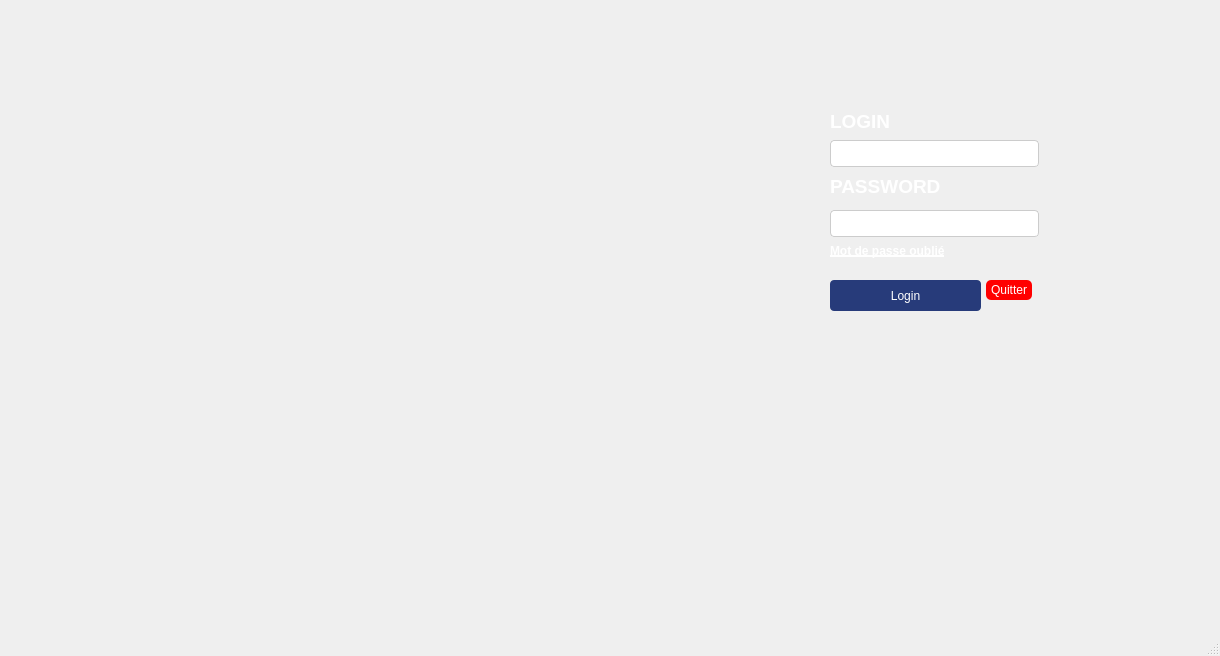
Above: mainwindow.ui from MEHDIHRAIRI/QT_CPP before the change. Below: the same form after it.
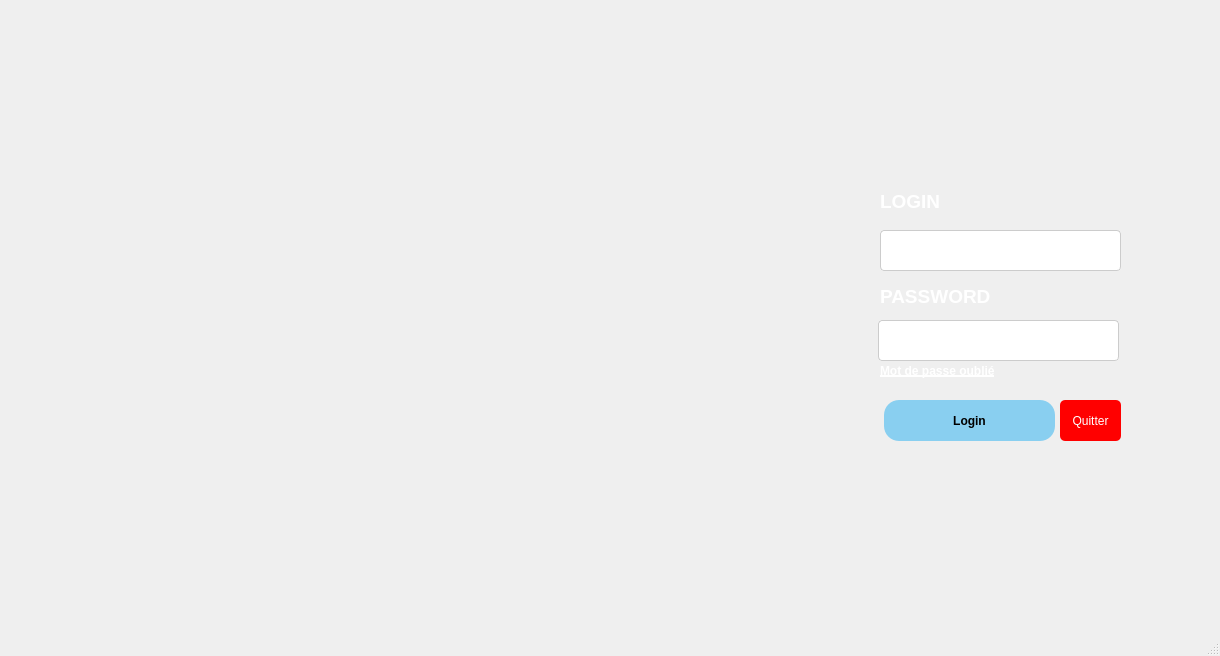
That is the form after the change.

Diff of the .ui file:
```diff
--- a/mainwindow.ui
+++ b/mainwindow.ui
@@ -17,10 +17,10 @@
    <widget class="QPushButton" name="pushButton">
     <property name="geometry">
      <rect>
-      <x>986</x>
-      <y>280</y>
-      <width>46</width>
-      <height>20</height>
+      <x>1060</x>
+      <y>400</y>
+      <width>61</width>
+      <height>41</height>
      </rect>
     </property>
     <property name="styleSheet">
@@ -36,8 +36,8 @@
    <widget class="QLabel" name="label_3">
     <property name="geometry">
      <rect>
-      <x>830</x>
-      <y>100</y>
+      <x>880</x>
+      <y>180</y>
       <width>209</width>
       <height>42</height>
      </rect>
@@ -59,10 +59,10 @@
    <widget class="QLineEdit" name="password">
     <property name="geometry">
      <rect>
-      <x>830</x>
-      <y>210</y>
-      <width>209</width>
-      <height>27</height>
+      <x>878</x>
+      <y>320</y>
+      <width>241</width>
+      <height>41</height>
      </rect>
     </property>
     <property name="styleSheet">
@@ -77,8 +77,8 @@
    <widget class="QLabel" name="label_7">
     <property name="geometry">
      <rect>
-      <x>830</x>
-      <y>170</y>
+      <x>880</x>
+      <y>280</y>
       <width>209</width>
       <height>32</height>
      </rect>
@@ -116,10 +116,10 @@
    <widget class="QLineEdit" name="login">
     <property name="geometry">
      <rect>
-      <x>830</x>
-      <y>140</y>
-      <width>209</width>
-      <height>27</height>
+      <x>880</x>
+      <y>230</y>
+      <width>241</width>
+      <height>41</height>
      </rect>
     </property>
     <property name="styleSheet">
@@ -134,17 +134,24 @@
    <widget class="QPushButton" name="entrer">
     <property name="geometry">
      <rect>
-      <x>830</x>
-      <y>280</y>
-      <width>151</width>
-      <height>31</height>
+      <x>884</x>
+      <y>400</y>
+      <width>171</width>
+      <height>41</height>
      </rect>
     </property>
     <property name="styleSheet">
-     <string notr="true">background-color: rgb(39, 59, 122);
-color: white;
-border: none;
-border-radius: 4px;</string>
+     <string notr="true">QPushButton {
+padding: 5px;
+border-radius: 15px;
+background-color:rgb(137,207,240);
+font-weight: bold;
+color:black;
+}
+QPushButton:hover
+{
+color :white;
+}</string>
     </property>
     <property name="text">
      <string>Login</string>
@@ -153,8 +160,8 @@
    <widget class="QLabel" name="label_8">
     <property name="geometry">
      <rect>
-      <x>830</x>
-      <y>240</y>
+      <x>880</x>
+      <y>360</y>
       <width>151</width>
       <height>21</height>
      </rect>
```
